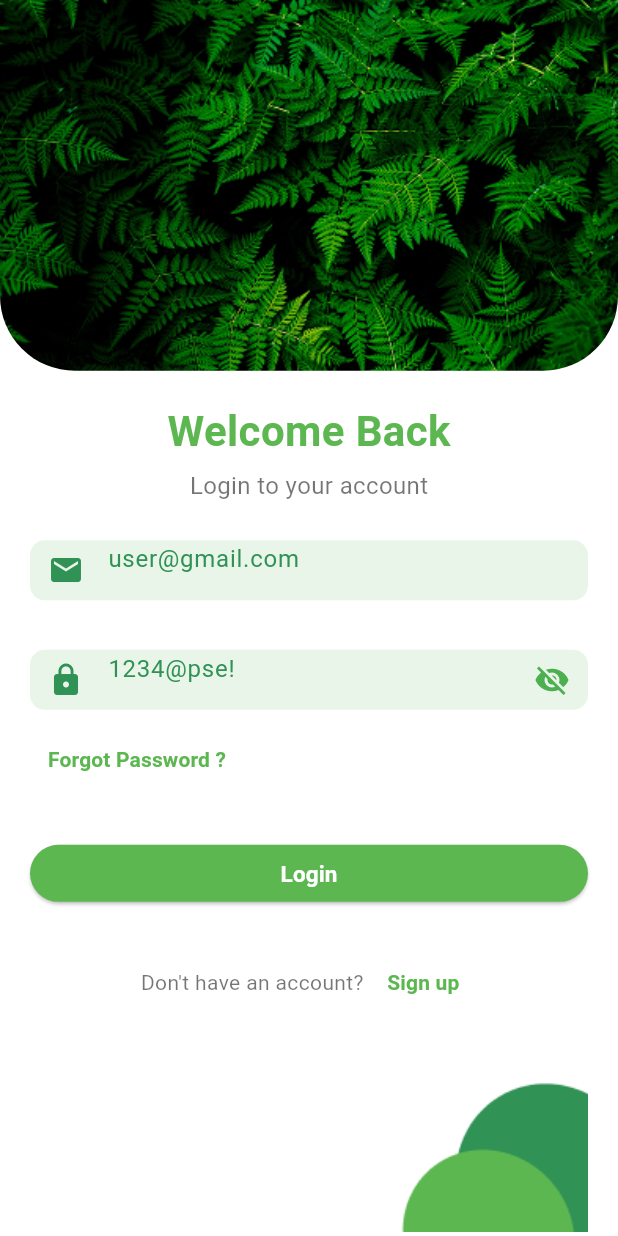
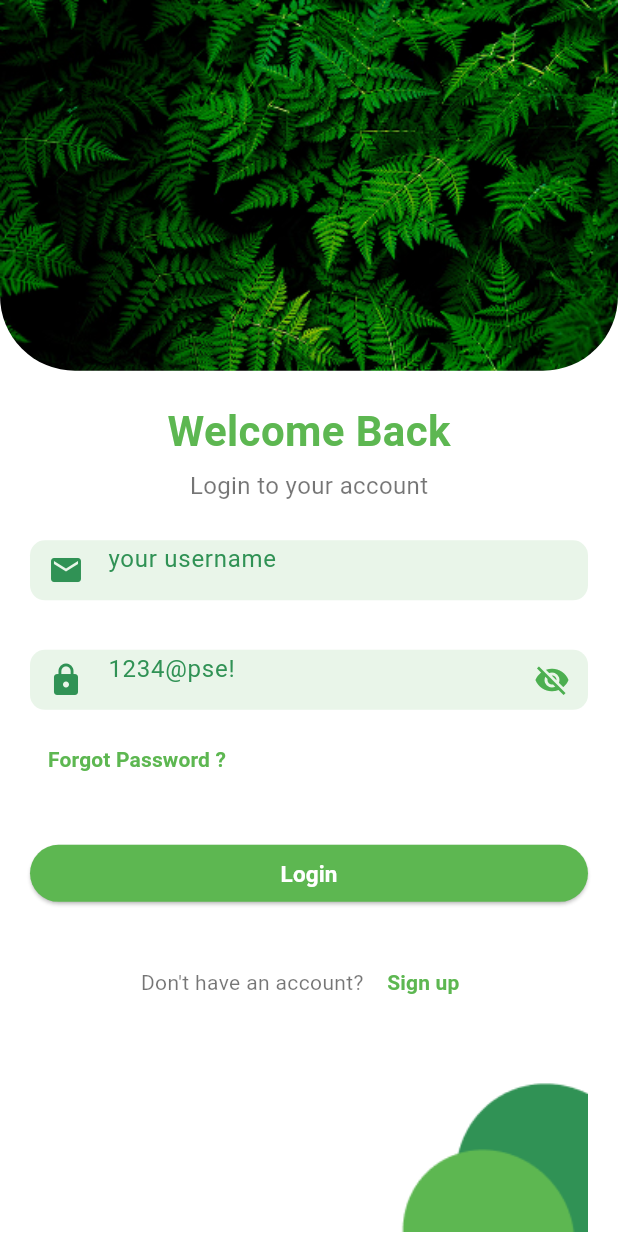
Before and after one commit to saolaiheang/waste-to-wealth, a Flutter app: the screen it shows after launch, after a tap on "Login", on a phone screen of 412 x 824 dp. Run offline on Flutter 3.47's test engine with Material 3 defaults, Android fonts, the phone set to English and light mode, and no system bars; our stand-ins replace flutter_bloc, shared_preferences; network calls fail.

```diff
--- a/lib/bloc/user_bloc.dart
+++ b/lib/bloc/user_bloc.dart
@@ -0,0 +1,22 @@
+import 'package:flutter_bloc/flutter_bloc.dart';
+import 'package:waste_to_wealth/models/user_mdel.dart';
+
+abstract class UserEvent {}
+class SetUserEvent extends UserEvent{
+  final UserMdel user;
+  SetUserEvent(this.user);
+}
+abstract class UserState{}
+class UserInitial extends UserState{}
+class UserLoaded extends UserState{
+  final UserMdel user;
+  UserLoaded(this.user);
+
+}
+class UserBloc extends Bloc<UserEvent,UserState>{
+  UserBloc():super (UserInitial()){
+    on<SetUserEvent>((event, emit) {
+      emit(UserLoaded(event.user));
+    });
+  }
+}
--- a/lib/controllers/user_controller.dart
+++ b/lib/controllers/user_controller.dart
@@ -0,0 +1,19 @@
+import 'package:waste_to_wealth/models/user_mdel.dart';
+import 'package:waste_to_wealth/bloc/user_bloc.dart';
+import 'package:waste_to_wealth/services/api_service.dart';
+
+
+class UserController {
+  final ApiService _apiService=ApiService();
+  Future <UserMdel?>login (String username,String password,[UserBloc?userBloc])async{
+    final user=await _apiService.login(username, password);
+    if (user != null && userBloc !=null){
+      userBloc.add(
+        SetUserEvent(user)
+      );
+    }
+    return user;
+  }
+
+
+}
--- a/lib/main.dart
+++ b/lib/main.dart
@@ -1,6 +1,9 @@
 import 'package:flutter/material.dart';
+import 'package:flutter_bloc/flutter_bloc.dart';
 import './screen/home.dart';
 import './screen/login.dart';
+import 'package:waste_to_wealth/bloc/user_bloc.dart';
+
 void main() {
   runApp(const MyApp());
 }
@@ -11,13 +14,16 @@ class MyApp extends StatelessWidget {
   // This widget is the root of your application.
   @override
   Widget build(BuildContext context) {
-    return MaterialApp(
-      debugShowCheckedModeBanner: false,
-  initialRoute:'/login',
-      routes: {
-        '/': (context) => const HomePage(),
-        '/login': (context) => const LoginPage(),
-      }
-
+    return MultiBlocProvider(
+      providers: [BlocProvider<UserBloc>(create: (context) => UserBloc())],
+      child: MaterialApp(
+        debugShowCheckedModeBanner: false,
+        initialRoute: '/login',
+        routes: {
+          '/': (context) => const HomePage(),
+          '/login': (context) => const LoginPage(),
+        },
+      ),
     );
-  }}
+  }
+}
--- a/lib/models/user_mdel.dart
+++ b/lib/models/user_mdel.dart
@@ -0,0 +1,36 @@
+
+class UserMdel {
+final String userName;
+final String email;
+final String profileImageUrl;
+final String? token;
+final String? password;
+
+UserMdel({
+  required this.userName,
+  required this.email,
+  required this.profileImageUrl,
+  this.token,
+  this.password,
+
+});
+factory UserMdel.fromJson(Map<String,dynamic>json){
+  return UserMdel(
+    userName: json['userName'],
+    email: json['email'],
+    profileImageUrl: json['profileImageUrl'],
+    token: json['token'],
+    password: json['password'],
+  );
+}
+Map<String,dynamic>toJson(){
+  return {
+    'userName':userName,
+    'email':email,
+    'profileImageUrl':profileImageUrl,
+    'token':token,
+    'password':password,
+
+  };
+}
+}
--- a/lib/screen/home.dart
+++ b/lib/screen/home.dart
@@ -10,6 +10,12 @@ class HomePage extends StatefulWidget {
 class _HomeState extends State<HomePage> {
   @override
   Widget build(BuildContext context) {
-    return const Placeholder();
+    return MaterialApp(
+      home: Scaffold(
+        body:Container(
+          child: Text('hea;lll'),
+        ),
+      )
+    );
   }
 }
--- a/lib/screen/login.dart
+++ b/lib/screen/login.dart
@@ -1,7 +1,10 @@
 
 
 import 'package:flutter/material.dart';
-
+import 'package:flutter_bloc/flutter_bloc.dart';
+import 'package:waste_to_wealth/controllers/user_controller.dart';
+import 'package:waste_to_wealth/bloc/user_bloc.dart';
+import 'package:waste_to_wealth/screen/home.dart';
 class LoginPage extends StatefulWidget {
   const LoginPage({super.key});
 
@@ -11,6 +14,21 @@ class LoginPage extends StatefulWidget {
 
 class _LoginPageState extends State<LoginPage> {
   bool _obscurePassword = true;
+  final TextEditingController _usernameController=TextEditingController();
+  final TextEditingController _passwordController=TextEditingController();
+  final UserController _userController=UserController();
+  void _login()async{
+    final  username=_usernameController.text;
+    final  password=_passwordController.text;
+    final userBloc=BlocProvider.of<UserBloc>(context);
+    final user =await _userController.login(username, password,userBloc);
+    if(user!=null){
+      Navigator.pushReplacement(context,MaterialPageRoute(builder: (context)=>HomePage()),);
+    }
+    else{
+      ScaffoldMessenger.of(context).showSnackBar(const SnackBar(content: Text('Invalid username or password')));
+    }
+  }
 
   @override
   Widget build(BuildContext context) {
@@ -63,7 +81,8 @@ class _LoginPageState extends State<LoginPage> {
 
           /// Email Field
           _buildTextField(
-            hintText: 'user@gmail.com',
+            hintText: 'your username',
+          controller: _usernameController,
             icon: Icons.email,
             obscureText: false,
           ),
@@ -73,6 +92,7 @@ class _LoginPageState extends State<LoginPage> {
           /// Password Field
           _buildTextField(
             hintText: '1234@pse!',
+            controller: _passwordController,
             icon: Icons.lock,
             obscureText: _obscurePassword,
             suffixIcon: IconButton(
@@ -112,7 +132,7 @@ class _LoginPageState extends State<LoginPage> {
             width: double.infinity,
             height: 38,
             child: ElevatedButton(
-              onPressed: () {},
+              onPressed: _login,
               style: ElevatedButton.styleFrom(
                 backgroundColor: const Color(0xFF5DB751),
                 shape: RoundedRectangleBorder(
@@ -123,6 +143,7 @@ class _LoginPageState extends State<LoginPage> {
                 'Login',
                 style: TextStyle(color: Colors.white, fontSize: 15,fontWeight: FontWeight.bold),
               ),
+
             ),
           ),
 
@@ -162,6 +183,7 @@ class _LoginPageState extends State<LoginPage> {
   /// Custom Input Field
   Widget _buildTextField({
     required String hintText,
+    required TextEditingController controller,
     required IconData icon,
     required bool obscureText,
     Widget? suffixIcon,
@@ -177,6 +199,7 @@ class _LoginPageState extends State<LoginPage> {
         height: 40,
         width: double.infinity,
         child: TextField(
+          controller: controller,
         obscureText: obscureText,
 
         decoration: InputDecoration(
--- /dev/null
+++ b/lib/services/api_service.dart
@@ -0,0 +1,30 @@
+import 'dart:convert';
+import 'package:http/http.dart' as http;
+import 'package:waste_to_wealth/models/user_mdel.dart';
+import 'package:waste_to_wealth/services/storage_service.dart';
+
+
+
+
+class ApiService {
+  static const String baseUrl = 'https://pay1.jetdev.life';
+  final StorageService _storageService = StorageService();
+
+  Future<UserMdel?> login(String email, String password) async {
+    final response = await http.post(
+      Uri.parse('$baseUrl/api/account/login'),
+      body: jsonEncode({'username': email, 'password': password}),
+      headers: {'Content-Type': 'application/json'},
+    );
+    if (response.statusCode == 200) {
+      final user = UserMdel.fromJson(jsonDecode(response.body));
+      if (user.token != null) {
+        await _storageService.saveToken(user.token!); // Save token
+      }
+      return user;
+    }
+    return null;
+  }
+
+
+}
--- /dev/null
+++ b/lib/services/storage_service.dart
@@ -0,0 +1,23 @@
+import 'package:shared_preferences/shared_preferences.dart';
+
+class StorageService {
+  static const String _tokenKey = 'auth_token';
+
+  // Save token
+  Future<void> saveToken(String token) async {
+    final prefs = await SharedPreferences.getInstance();
+    await prefs.setString(_tokenKey, token);
+  }
+
+  // Get token
+  Future<String?> getToken() async {
+    final prefs = await SharedPreferences.getInstance();
+    return prefs.getString(_tokenKey);
+  }
+
+  // Clear token (e.g., logout)
+  Future<void> clearToken() async {
+    final prefs = await SharedPreferences.getInstance();
+    await prefs.remove(_tokenKey);
+  }
+}
```
Also changed, not shown: pubspec.yaml (+9 -0 lines), pubspec.lock, 1 other file.
